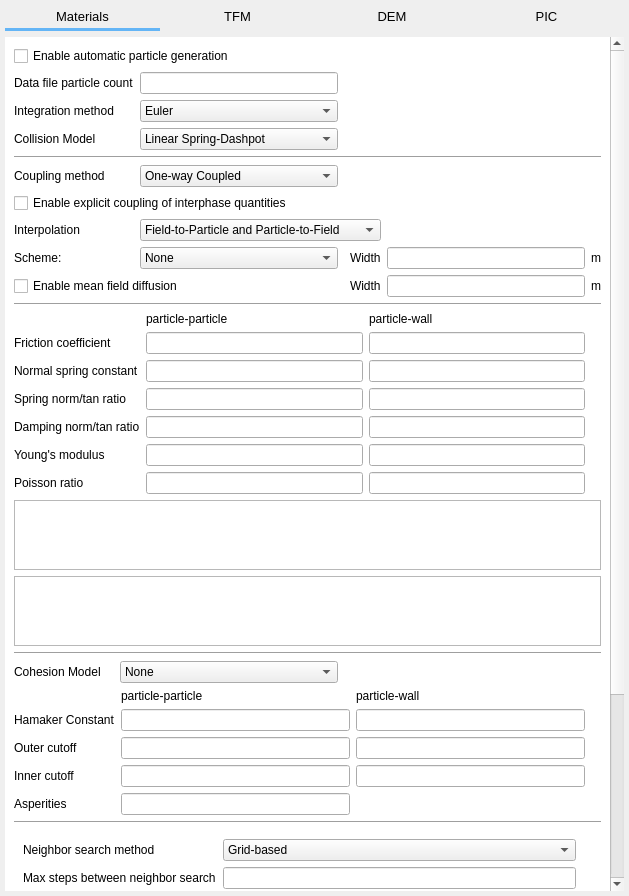
Old version of the form gui/uifiles/solids.ui in the repository truongd8593/mfix.
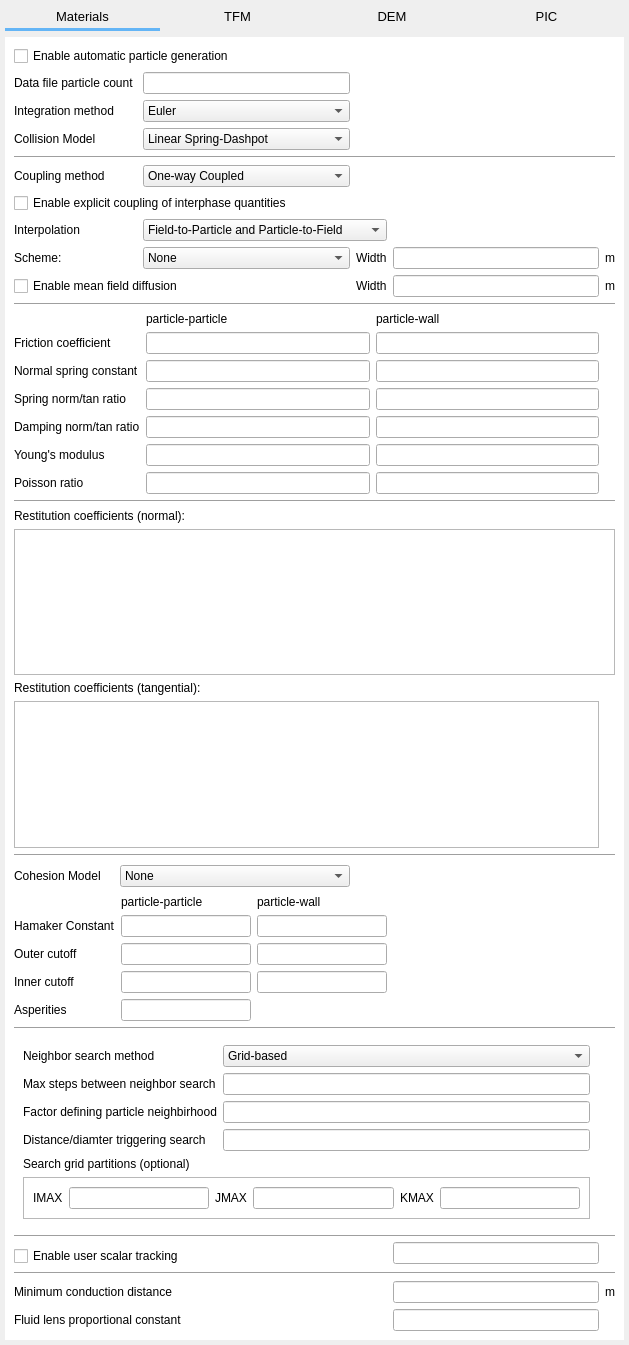
New version of the form. The open tabs and pages were chosen to show the change. Custom widgets are drawn as their Qt base class.

Commit message: work on dem pane (des_en_input)

Diff of the .ui file:
```diff
--- a/gui/uifiles/solids.ui
+++ b/gui/uifiles/solids.ui
@@ -7,7 +7,7 @@
     <x>0</x>
     <y>0</y>
     <width>629</width>
-    <height>896</height>
+    <height>1345</height>
    </rect>
   </property>
   <property name="windowTitle">
@@ -357,7 +357,7 @@
              <x>0</x>
              <y>0</y>
              <width>598</width>
-             <height>1214</height>
+             <height>1406</height>
             </rect>
            </property>
            <property name="sizePolicy">
@@ -1176,6 +1176,9 @@
                  </column>
                 </widget>
                </item>
+               <item row="2" column="0">
+                <widget class="QTreeView" name="treeView"/>
+               </item>
               </layout>
              </widget>
             </item>
@@ -1585,8 +1588,8 @@
            <rect>
             <x>0</x>
             <y>0</y>
-            <width>600</width>
-            <height>1200</height>
+            <width>619</width>
+            <height>1299</height>
            </rect>
           </property>
           <property name="autoFillBackground">
@@ -1598,31 +1601,31 @@
 }</string>
           </property>
           <layout class="QGridLayout" name="gridLayout_5">
-           <item row="0" column="0" colspan="3">
+           <item row="0" column="0" colspan="5">
             <widget class="CheckBox" name="checkbox_keyword_gener_part_config">
              <property name="text">
               <string>Enable automatic particle generation</string>
              </property>
             </widget>
            </item>
-           <item row="1" column="0" colspan="2">
+           <item row="1" column="0" colspan="4">
             <widget class="QLabel" name="label_particles">
              <property name="text">
               <string>Data file particle count</string>
              </property>
             </widget>
            </item>
-           <item row="1" column="2">
+           <item row="1" column="4">
             <widget class="LineEdit" name="lineedit_keyword_particles"/>
            </item>
-           <item row="2" column="0">
+           <item row="2" column="0" colspan="3">
             <widget class="QLabel" name="label_152">
              <property name="text">
               <string>Integration method</string>
              </property>
             </widget>
            </item>
-           <item row="2" column="2">
+           <item row="2" column="4">
             <widget class="ComboBox" name="combobox_des_intg_method">
              <item>
               <property name="text">
@@ -1636,14 +1639,14 @@
              </item>
             </widget>
            </item>
-           <item row="3" column="0">
+           <item row="3" column="0" colspan="3">
             <widget class="QLabel" name="label_151">
              <property name="text">
               <string>Collision Model</string>
              </property>
             </widget>
            </item>
-           <item row="3" column="2">
+           <item row="3" column="4">
             <widget class="ComboBox" name="combobox_des_coll_model">
              <item>
               <property name="text">
@@ -1657,21 +1660,21 @@
              </item>
             </widget>
            </item>
-           <item row="4" column="0" colspan="7">
+           <item row="4" column="0" colspan="8">
             <widget class="Line" name="line_11">
              <property name="orientation">
               <enum>Qt::Horizontal</enum>
              </property>
             </widget>
            </item>
-           <item row="5" column="0">
+           <item row="5" column="0" colspan="3">
             <widget class="QLabel" name="label_coupling_method">
              <property name="text">
               <string>Coupling method</string>
              </property>
             </widget>
            </item>
-           <item row="5" column="2">
+           <item row="5" column="4">
             <widget class="ComboBox" name="combobox_coupling_method">
              <item>
               <property name="text">
@@ -1685,20 +1688,44 @@
              </item>
             </widget>
            </item>
-           <item row="6" column="0" colspan="4">
+           <item row="6" column="0" colspan="5">
             <widget class="CheckBox" name="checkbox_keyword_des_explicitly_coupled">
              <property name="text">
               <string>Enable explicit coupling of interphase quantities</string>
              </property>
             </widget>
            </item>
-           <item row="7" column="0">
+           <item row="7" column="0" colspan="2">
             <widget class="QLabel" name="label_des_interp">
              <property name="text">
               <string>Interpolation</string>
              </property>
             </widget>
            </item>
+           <item row="7" column="4" colspan="2">
+            <widget class="ComboBox" name="combobox_des_interp">
+             <item>
+              <property name="text">
+               <string>Field-to-Particle and Particle-to-Field</string>
+              </property>
+             </item>
+             <item>
+              <property name="text">
+               <string>Field-to-Particle only</string>
+              </property>
+             </item>
+             <item>
+              <property name="text">
+               <string>Particle-to-Field only</string>
+              </property>
+             </item>
+             <item>
+              <property name="text">
+               <string>No Interpolation</string>
+              </property>
+             </item>
+            </widget>
+           </item>
            <item row="8" column="0">
             <widget class="QLabel" name="label_des_interp_scheme">
              <property name="text">
@@ -1706,7 +1733,7 @@
              </property>
             </widget>
            </item>
-           <item row="8" column="2">
+           <item row="8" column="4">
             <widget class="ComboBox" name="combobox_des_interp_scheme">
              <item>
               <property name="text">
@@ -1725,49 +1752,56 @@
              </item>
             </widget>
            </item>
-           <item row="8" column="4">
-            <widget class="QLabel" name="label_des_interp_width">
-             <property name="text">
-              <string>Width</string>
-             </property>
-            </widget>
-           </item>
            <item row="8" column="5">
+            <widget class="QLabel" name="label_des_interp_width">
+             <property name="text">
+              <string>Width</string>
+             </property>
+            </widget>
+           </item>
+           <item row="8" column="6">
             <widget class="LineEdit" name="lineedit_keyword_des_interp_width"/>
            </item>
-           <item row="9" column="0" colspan="3">
+           <item row="8" column="7">
+            <widget class="QLabel" name="label_des_interp_width_units">
+             <property name="text">
+              <string>m</string>
+             </property>
+            </widget>
+           </item>
+           <item row="9" column="0" colspan="5">
             <widget class="QCheckBox" name="checkbox_enable_des_diffuse_width">
              <property name="text">
               <string>Enable mean field diffusion</string>
              </property>
             </widget>
            </item>
-           <item row="9" column="4">
-            <widget class="QLabel" name="label_des_diffuse_width">
-             <property name="text">
-              <string>Width</string>
-             </property>
-            </widget>
-           </item>
            <item row="9" column="5">
-            <widget class="LineEdit" name="lineedit_keyword_des_diffuse_width"/>
+            <widget class="QLabel" name="label_des_diffuse_width">
+             <property name="text">
+              <string>Width</string>
+             </property>
+            </widget>
            </item>
            <item row="9" column="6">
+            <widget class="LineEdit" name="lineedit_keyword_des_diffuse_width"/>
+           </item>
+           <item row="9" column="7">
             <widget class="QLabel" name="label_des_diffuse_width_units">
              <property name="text">
               <string>m</string>
              </property>
             </widget>
            </item>
-           <item row="10" column="0" colspan="7">
+           <item row="10" column="0" colspan="8">
             <widget class="Line" name="line_15">
              <property name="orientation">
               <enum>Qt::Horizontal</enum>
              </property>
             </widget>
            </item>
-           <item row="11" column="0" colspan="6">
-            <layout class="QGridLayout" name="gridLayout_56">
+           <item row="11" column="0" colspan="7">
+            <layout class="QGridLayout" name="gridlayout_dem_parameters">
              <item row="4" column="0">
               <widget class="QLabel" name="label_des_etat_fac">
                <property name="text">
@@ -1862,44 +1896,106 @@
              </item>
             </layout>
            </item>
-           <item row="12" column="0" colspan="7">
-            <widget class="QTableWidget" name="tableWidget_4">
+           <item row="12" column="0" colspan="8">
+            <widget class="Line" name="line">
+             <property name="orientation">
+              <enum>Qt::Horizontal</enum>
+             </property>
+            </widget>
+           </item>
+           <item row="13" column="0" colspan="5">
+            <widget class="QLabel" name="label_des_en_input">
+             <property name="text">
+              <string>Restitution coefficients (normal):</string>
+             </property>
+            </widget>
+           </item>
+           <item row="14" column="0" colspan="8">
+            <widget class="QTableWidget" name="tablewidget_des_en_input">
+             <property name="sizePolicy">
+              <sizepolicy hsizetype="Expanding" vsizetype="Preferred">
+               <horstretch>0</horstretch>
+               <verstretch>0</verstretch>
+              </sizepolicy>
+             </property>
+             <property name="minimumSize">
+              <size>
+               <width>0</width>
+               <height>60</height>
+              </size>
+             </property>
+             <property name="selectionMode">
+              <enum>QAbstractItemView::SingleSelection</enum>
+             </property>
              <attribute name="horizontalHeaderVisible">
               <bool>false</bool>
              </attribute>
             </widget>
            </item>
-           <item row="13" column="0" colspan="7">
-            <widget class="QTableWidget" name="tableWidget_3"/>
+           <item row="15" column="1" colspan="2">
+            <spacer name="verticalSpacer_11">
+             <property name="orientation">
+              <enum>Qt::Vertical</enum>
+             </property>
+             <property name="sizeHint" stdset="0">
+              <size>
+               <width>20</width>
+               <height>13</height>
+              </size>
+             </property>
+            </spacer>
            </item>
-           <item row="14" column="0" rowspan="2" colspan="7">
+           <item row="16" column="0" colspan="5">
+            <widget class="QLabel" name="label_des_et_input">
+             <property name="text">
+              <string>Restitution coefficients (tangential):</string>
+             </property>
+            </widget>
+           </item>
+           <item row="17" column="0" colspan="7">
+            <widget class="QTableWidget" name="tablewidget_des_et_input">
+             <property name="sizePolicy">
+              <sizepolicy hsizetype="Expanding" vsizetype="Preferred">
+               <horstretch>0</horstretch>
+               <verstretch>0</verstretch>
+              </sizepolicy>
+             </property>
+             <property name="minimumSize">
+              <size>
+               <width>0</width>
+               <height>60</height>
+              </size>
+             </property>
+            </widget>
+           </item>
+           <item row="18" column="2">
+            <spacer name="verticalSpacer_12">
+             <property name="orientation">
+              <enum>Qt::Vertical</enum>
+             </property>
+             <property name="sizeHint" stdset="0">
+              <size>
+               <width>20</width>
+               <height>40</height>
+              </size>
+             </property>
+            </spacer>
+           </item>
+           <item row="19" column="0" colspan="8">
             <widget class="Line" name="line_12">
              <property name="orientation">
               <enum>Qt::Horizontal</enum>
              </property>
             </widget>
            </item>
-           <item row="15" column="3" rowspan="2" colspan="3">
-            <spacer name="horizontalSpacer_2">
-             <property name="orientation">
-              <enum>Qt::Horizontal</enum>
-             </property>
-             <property name="sizeHint" stdset="0">
-              <size>
-               <width>216</width>
-               <height>20</height>
-              </size>
-             </property>
-            </spacer>
-           </item>
-           <item row="16" column="0">
+           <item row="20" column="0" rowspan="2" colspan="3">
             <widget class="QLabel" name="label_212">
              <property name="text">
               <string>Cohesion Model</string>
              </property>
             </widget>
            </item>
-           <item row="16" column="1" colspan="2">
+           <item row="20" column="3" rowspan="2" colspan="2">
             <widget class="ComboBox" name="comboBox_29">
              <item>
               <property name="text">
@@ -1913,7 +2009,20 @@
              </item>
             </widget>
            </item>
-           <item row="17" column="0" colspan="6">
+           <item row="21" column="5" colspan="2">
+            <spacer name="horizontalSpacer_2">
+             <property name="orientation">
+              <enum>Qt::Horizontal</enum>
+             </property>
+             <property name="sizeHint" stdset="0">
+              <size>
+               <width>216</width>
+               <height>20</height>
+              </size>
+             </property>
+            </spacer>
+           </item>
+           <item row="22" column="0" colspan="6">
             <layout class="QGridLayout" name="gridLayout_72">
              <item row="2" column="2">
               <widget class="LineEdit" name="lineedit_keyword_wall_vdw_outer_cutoff"/>
@@ -1980,14 +2089,14 @@
              </item>
             </layout>
            </item>
-           <item row="18" column="0" colspan="7">
+           <item row="23" column="0" colspan="8">
             <widget class="Line" name="line_10">
              <property name="orientation">
               <enum>Qt::Horizontal</enum>
              </property>
             </widget>
            </item>
-           <item row="19" column="0" colspan="6">
+           <item row="24" column="0" colspan="7">
             <widget class="QFrame" name="frame_29">
              <property name="frameShape">
               <enum>QFrame::NoFrame</enum>
@@ -2099,88 +2208,57 @@
              </layout>
             </widget>
            </item>
-           <item row="20" column="0" rowspan="2" colspan="7">
+           <item row="25" column="0" rowspan="2" colspan="8">
             <widget class="Line" name="line_13">
              <property name="orientation">
               <enum>Qt::Horizontal</enum>
              </property>
             </widget>
            </item>
-           <item row="21" column="5" rowspan="2">
+           <item row="26" column="6" rowspan="2">
             <widget class="LineEdit" name="lineedit_keyword_des_usr_var_size"/>
            </item>
-           <item row="22" column="0" colspan="3">
+           <item row="27" column="0" colspan="5">
             <widget class="QCheckBox" name="checkBox_6">
              <property name="text">
               <string>Enable user scalar tracking</string>
              </property>
             </widget>
            </item>
-           <item row="23" column="0" colspan="7">
+           <item row="28" column="0" colspan="8">
             <widget class="Line" name="line_14">
              <property name="orientation">
               <enum>Qt::Horizontal</enum>
              </property>
             </widget>
            </item>
-           <item row="24" column="0" colspan="3">
+           <item row="29" column="0" colspan="5">
             <widget class="QLabel" name="label_213">
              <property name="text">
               <string>Minimum conduction distance</string>
              </property>
             </widget>
            </item>
-           <item row="24" column="5">
+           <item row="29" column="6">
             <widget class="QLineEdit" name="lineEdit_39"/>
            </item>
-           <item row="24" column="6">
+           <item row="29" column="7">
             <widget class="QLabel" name="label_215">
              <property name="text">
               <string>m</string>
              </property>
             </widget>
            </item>
-           <item row="25" column="0" colspan="3">
+           <item row="30" column="0" colspan="5">
             <widget class="QLabel" name="label_214">
              <property name="text">
               <string>Fluid lens proportional constant</string>
              </property>
             </widget>
            </item>
-           <item row="25" column="5">
+           <item row="30" column="6">
             <widget class="QLineEdit" name="lineEdit_40"/>
            </item>
-           <item row="7" column="2" colspan="3">
-            <widget class="ComboBox" name="combobox_des_interp">
-             <item>
-              <property name="text">
-               <string>Field-to-Particle and Particle-to-Field</string>
-              </property>
-             </item>
-             <item>
-              <property name="text">
-               <string>Field-to-Particle only</string>
-              </property>
-             </item>
-             <item>
-              <property name="text">
-               <string>Particle-to-Field only</string>
-              </property>
-             </item>
-             <item>
-              <property name="text">
-               <string>No Interpolation</string>
-              </property>
-             </item>
-            </widget>
-           </item>
-           <item row="8" column="6">
-            <widget class="QLabel" name="label_des_interp_width_units">
-             <property name="text">
-              <string>m</string>
-             </property>
-            </widget>
-           </item>
           </layout>
          </widget>
         </widget>
```
The commit also changes 2 other files.
